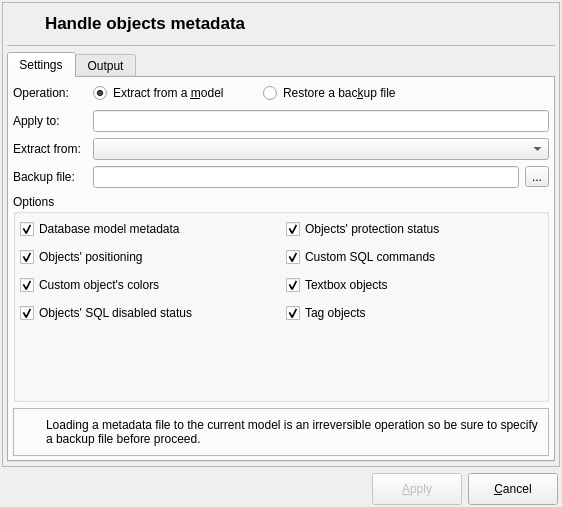
Before: the Qt Designer form libpgmodeler_ui/ui/metadatahandlingform.ui in pgmodeler/pgmodeler, drawn with Qt 5.
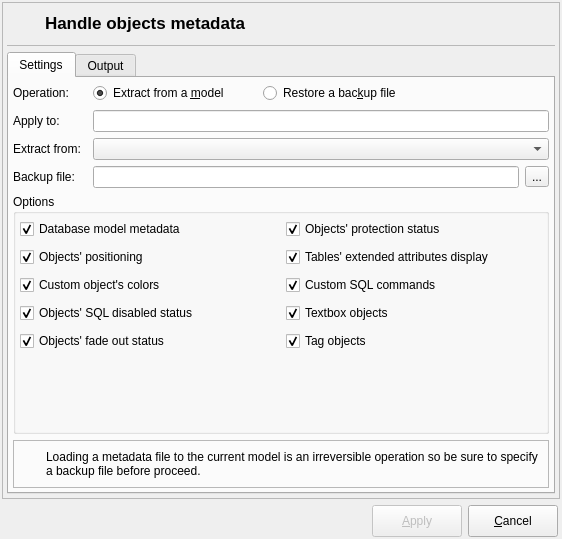
After: the same form once the commit is applied. Icons and pictures are not drawn.

Commit message: Added the ability to save/load metadata related to fade out status and extended attributes display statues

What changed in the file:
```diff
--- a/libpgmodeler_ui/ui/metadatahandlingform.ui
+++ b/libpgmodeler_ui/ui/metadatahandlingform.ui
@@ -7,7 +7,7 @@
     <x>0</x>
     <y>0</y>
     <width>562</width>
-    <height>507</height>
+    <height>539</height>
    </rect>
   </property>
   <property name="windowTitle">
@@ -367,54 +367,6 @@
              <property name="horizontalSpacing">
               <number>10</number>
              </property>
-             <item row="0" column="0">
-              <layout class="QHBoxLayout" name="horizontalLayout_10">
-               <item>
-                <widget class="QCheckBox" name="db_metadata_chk">
-                 <property name="sizePolicy">
-                  <sizepolicy hsizetype="Preferred" vsizetype="Fixed">
-                   <horstretch>0</horstretch>
-                   <verstretch>0</verstretch>
-                  </sizepolicy>
-                 </property>
-                 <property name="toolTip">
-                  <string/>
-                 </property>
-                 <property name="statusTip">
-                  <string>Handles the following database model attributes in the metadata file: author, zoom factor, last position and default objects.</string>
-                 </property>
-                 <property name="text">
-                  <string>Database model metadata</string>
-                 </property>
-                 <property name="checked">
-                  <bool>true</bool>
-                 </property>
-                </widget>
-               </item>
-               <item>
-                <widget class="QWidget" name="db_metadata_hint" native="true">
-                 <property name="sizePolicy">
-                  <sizepolicy hsizetype="Fixed" vsizetype="Fixed">
-                   <horstretch>0</horstretch>
-                   <verstretch>0</verstretch>
-                  </sizepolicy>
-                 </property>
-                 <property name="minimumSize">
-                  <size>
-                   <width>22</width>
-                   <height>22</height>
-                  </size>
-                 </property>
-                 <property name="maximumSize">
-                  <size>
-                   <width>22</width>
-                   <height>22</height>
-                  </size>
-                 </property>
-                </widget>
-               </item>
-              </layout>
-             </item>
              <item row="1" column="0">
               <layout class="QHBoxLayout" name="horizontalLayout_15">
                <item>
@@ -463,7 +415,7 @@
                </item>
               </layout>
              </item>
-             <item row="5" column="0" colspan="2">
+             <item row="6" column="0" colspan="2">
               <spacer name="verticalSpacer">
                <property name="orientation">
                 <enum>Qt::Vertical</enum>
@@ -620,10 +572,10 @@
                </item>
               </layout>
              </item>
-             <item row="1" column="1">
-              <layout class="QHBoxLayout" name="horizontalLayout_16">
+             <item row="0" column="0">
+              <layout class="QHBoxLayout" name="horizontalLayout_10">
                <item>
-                <widget class="QCheckBox" name="custom_sql_chk">
+                <widget class="QCheckBox" name="db_metadata_chk">
                  <property name="sizePolicy">
                   <sizepolicy hsizetype="Preferred" vsizetype="Fixed">
                    <horstretch>0</horstretch>
@@ -634,10 +586,10 @@
                   <string/>
                  </property>
                  <property name="statusTip">
-                  <string>Handles the objects' custom SQL commands in the metadata file.</string>
+                  <string>Handles the following database model attributes in the metadata file: author, zoom factor, last position and default objects.</string>
                  </property>
                  <property name="text">
-                  <string>Custom SQL commands</string>
+                  <string>Database model metadata</string>
                  </property>
                  <property name="checked">
                   <bool>true</bool>
@@ -645,7 +597,7 @@
                 </widget>
                </item>
                <item>
-                <widget class="QWidget" name="custom_sql_hint" native="true">
+                <widget class="QWidget" name="db_metadata_hint" native="true">
                  <property name="sizePolicy">
                   <sizepolicy hsizetype="Fixed" vsizetype="Fixed">
                    <horstretch>0</horstretch>
@@ -668,10 +620,10 @@
                </item>
               </layout>
              </item>
-             <item row="2" column="1">
-              <layout class="QHBoxLayout" name="horizontalLayout_13">
+             <item row="5" column="0">
+              <layout class="QHBoxLayout" name="horizontalLayout_18">
                <item>
-                <widget class="QCheckBox" name="textbox_objs_chk">
+                <widget class="QCheckBox" name="objs_fadedout_chk">
                  <property name="sizePolicy">
                   <sizepolicy hsizetype="Preferred" vsizetype="Fixed">
                    <horstretch>0</horstretch>
@@ -682,10 +634,10 @@
                   <string/>
                  </property>
                  <property name="statusTip">
-                  <string>Save textboxes to the output file when extracting metadata. When loading the file textboxes are recreated and duplicated ones are ignored.</string>
+                  <string>Handles the objects' fade out status in the metadata file.</string>
                  </property>
                  <property name="text">
-                  <string>Textbox objects</string>
+                  <string>Objects' fade out status</string>
                  </property>
                  <property name="checked">
                   <bool>true</bool>
@@ -693,7 +645,7 @@
                 </widget>
                </item>
                <item>
-                <widget class="QWidget" name="textbox_objs_hint" native="true">
+                <widget class="QWidget" name="objs_fadedout_hint" native="true">
                  <property name="sizePolicy">
                   <sizepolicy hsizetype="Fixed" vsizetype="Fixed">
                    <horstretch>0</horstretch>
@@ -716,7 +668,7 @@
                </item>
               </layout>
              </item>
-             <item row="3" column="1">
+             <item row="5" column="1">
               <layout class="QHBoxLayout" name="horizontalLayout_14">
                <item>
                 <widget class="QCheckBox" name="tag_objs_chk">
@@ -764,6 +716,150 @@
                </item>
               </layout>
              </item>
+             <item row="3" column="1">
+              <layout class="QHBoxLayout" name="horizontalLayout_13">
+               <item>
+                <widget class="QCheckBox" name="textbox_objs_chk">
+                 <property name="sizePolicy">
+                  <sizepolicy hsizetype="Preferred" vsizetype="Fixed">
+                   <horstretch>0</horstretch>
+                   <verstretch>0</verstretch>
+                  </sizepolicy>
+                 </property>
+                 <property name="toolTip">
+                  <string/>
+                 </property>
+                 <property name="statusTip">
+                  <string>Save textboxes to the output file when extracting metadata. When loading the file textboxes are recreated and duplicated ones are ignored.</string>
+                 </property>
+                 <property name="text">
+                  <string>Textbox objects</string>
+                 </property>
+                 <property name="checked">
+                  <bool>true</bool>
+                 </property>
+                </widget>
+               </item>
+               <item>
+                <widget class="QWidget" name="textbox_objs_hint" native="true">
+                 <property name="sizePolicy">
+                  <sizepolicy hsizetype="Fixed" vsizetype="Fixed">
+                   <horstretch>0</horstretch>
+                   <verstretch>0</verstretch>
+                  </sizepolicy>
+                 </property>
+                 <property name="minimumSize">
+                  <size>
+                   <width>22</width>
+                   <height>22</height>
+                  </size>
+                 </property>
+                 <property name="maximumSize">
+                  <size>
+                   <width>22</width>
+                   <height>22</height>
+                  </size>
+                 </property>
+                </widget>
+               </item>
+              </layout>
+             </item>
+             <item row="2" column="1">
+              <layout class="QHBoxLayout" name="horizontalLayout_16">
+               <item>
+                <widget class="QCheckBox" name="custom_sql_chk">
+                 <property name="sizePolicy">
+                  <sizepolicy hsizetype="Preferred" vsizetype="Fixed">
+                   <horstretch>0</horstretch>
+                   <verstretch>0</verstretch>
+                  </sizepolicy>
+                 </property>
+                 <property name="toolTip">
+                  <string/>
+                 </property>
+                 <property name="statusTip">
+                  <string>Handles the objects' custom SQL commands in the metadata file.</string>
+                 </property>
+                 <property name="text">
+                  <string>Custom SQL commands</string>
+                 </property>
+                 <property name="checked">
+                  <bool>true</bool>
+                 </property>
+                </widget>
+               </item>
+               <item>
+                <widget class="QWidget" name="custom_sql_hint" native="true">
+                 <property name="sizePolicy">
+                  <sizepolicy hsizetype="Fixed" vsizetype="Fixed">
+                   <horstretch>0</horstretch>
+                   <verstretch>0</verstretch>
+                  </sizepolicy>
+                 </property>
+                 <property name="minimumSize">
+                  <size>
+                   <width>22</width>
+                   <height>22</height>
+                  </size>
+                 </property>
+                 <property name="maximumSize">
+                  <size>
+                   <width>22</width>
+                   <height>22</height>
+                  </size>
+                 </property>
+                </widget>
+               </item>
+              </layout>
+             </item>
+             <item row="1" column="1">
+              <layout class="QHBoxLayout" name="horizontalLayout_19">
+               <item>
+                <widget class="QCheckBox" name="objs_extattribs_chk">
+                 <property name="sizePolicy">
+                  <sizepolicy hsizetype="Preferred" vsizetype="Fixed">
+                   <horstretch>0</horstretch>
+                   <verstretch>0</verstretch>
+                  </sizepolicy>
+                 </property>
+                 <property name="toolTip">
+                  <string/>
+                 </property>
+                 <property name="statusTip">
+                  <string>Handles the tables' and views' extended attributes display status in the metadata file.</string>
+                 </property>
+                 <property name="text">
+                  <string>Tables' extended attributes display</string>
+                 </property>
+                 <property name="checked">
+                  <bool>true</bool>
+                 </property>
+                </widget>
+               </item>
+               <item>
+                <widget class="QWidget" name="objs_extattribs_hint" native="true">
+                 <property name="sizePolicy">
+                  <sizepolicy hsizetype="Fixed" vsizetype="Fixed">
+                   <horstretch>0</horstretch>
+                   <verstretch>0</verstretch>
+                  </sizepolicy>
+                 </property>
+                 <property name="minimumSize">
+                  <size>
+                   <width>22</width>
+                   <height>22</height>
+                  </size>
+                 </property>
+                 <property name="maximumSize">
+                  <size>
+                   <width>22</width>
+                   <height>22</height>
+                  </size>
+                 </property>
+                </widget>
+               </item>
+              </layout>
+             </item>
             </layout>
            </widget>
           </item>
```
The commit also changes 6 other files.
